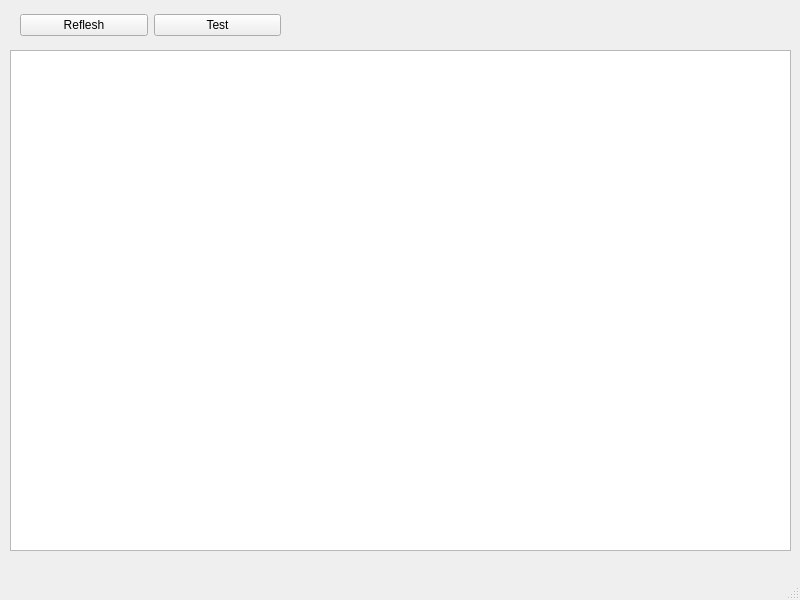
This is tableview.ui in Kyraas/work as Qt 5 draws it before an edit. The edited form follows.
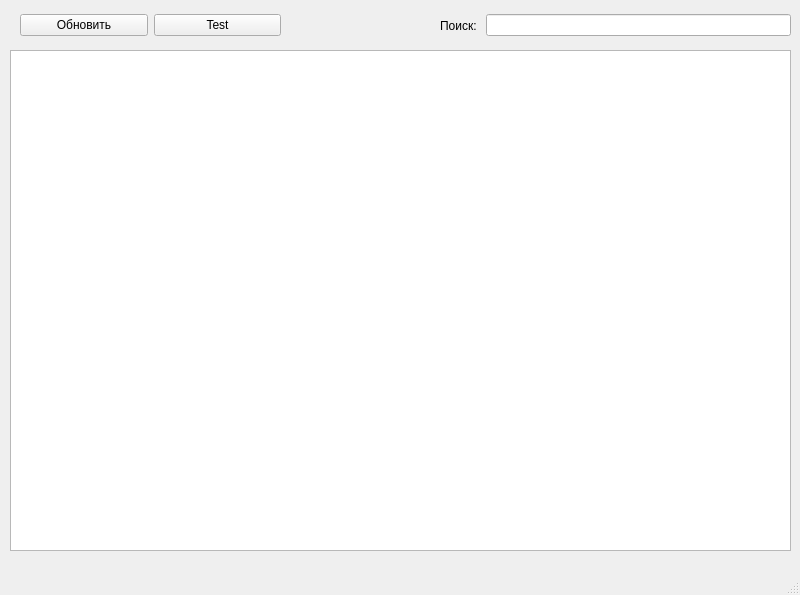
This is the edited form.

What changed in the file:
```diff
--- a/tableview.ui
+++ b/tableview.ui
@@ -7,7 +7,7 @@
     <x>0</x>
     <y>0</y>
     <width>800</width>
-    <height>600</height>
+    <height>595</height>
    </rect>
   </property>
   <property name="windowTitle">
@@ -27,7 +27,7 @@
      <item>
       <widget class="QPushButton" name="pushButton">
        <property name="text">
-        <string>Reflesh</string>
+        <string>Обновить</string>
        </property>
       </widget>
      </item>
@@ -56,6 +56,32 @@
      <enum>QAbstractItemView::SelectRows</enum>
     </property>
    </widget>
+   <widget class="QWidget" name="horizontalLayoutWidget_2">
+    <property name="geometry">
+     <rect>
+      <x>440</x>
+      <y>0</y>
+      <width>351</width>
+      <height>51</height>
+     </rect>
+    </property>
+    <layout class="QHBoxLayout" name="horizontalLayout_2">
+     <item>
+      <widget class="QLabel" name="label">
+       <property name="text">
+        <string>Поиск: </string>
+       </property>
+      </widget>
+     </item>
+     <item>
+      <widget class="QLineEdit" name="lineEdit">
+       <property name="clearButtonEnabled">
+        <bool>false</bool>
+       </property>
+      </widget>
+     </item>
+    </layout>
+   </widget>
   </widget>
   <widget class="QMenuBar" name="menubar">
    <property name="geometry">
```
